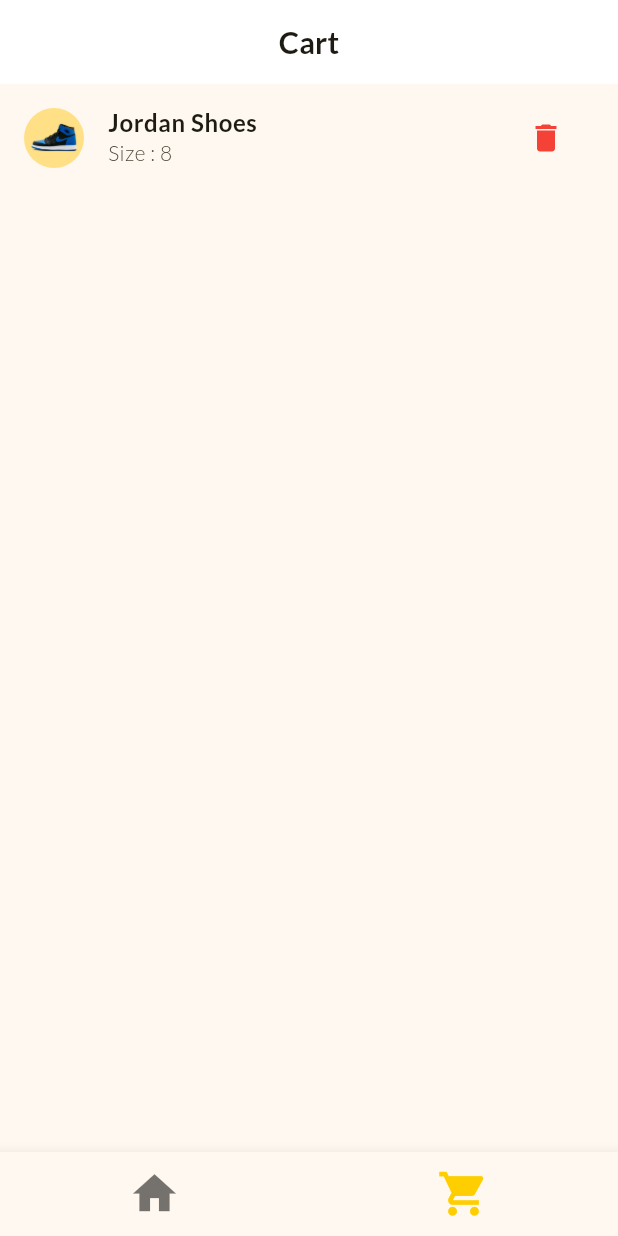
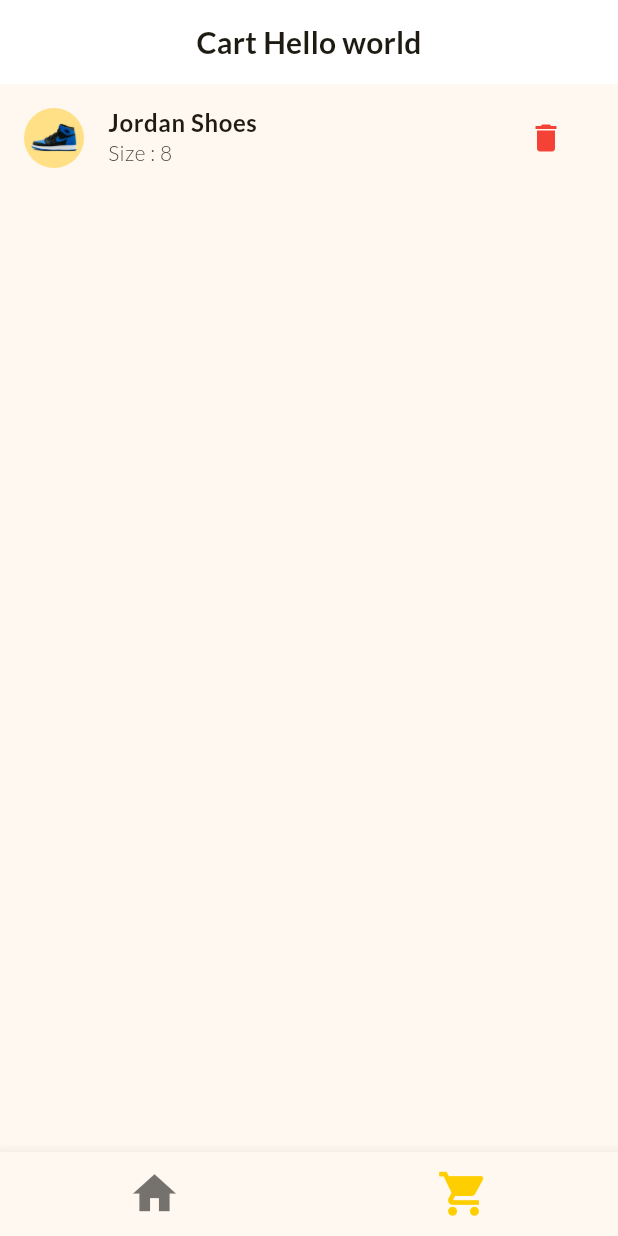
Before and after one commit to jayneeel/kick_stash_shopping_app, a Flutter app: the screen it shows after launch, item 2 of the bottom bar chosen, on a phone screen of 412 x 824 dp. Run offline on Flutter 3.47's test engine with Material 3 defaults, Android fonts, the phone set to English and light mode, and no system bars.

Commit message:
- provider state management

```diff
--- a/lib/main.dart
+++ b/lib/main.dart
@@ -1,5 +1,6 @@
 import 'package:flutter/material.dart';
 import 'package:kick_stash_app/screens/home_screen.dart';
+import 'package:provider/provider.dart';
 
 void main() {
   runApp(const MyApp());
@@ -10,7 +11,9 @@
 
   @override
   Widget build(BuildContext context) {
-    return MaterialApp(
+    return Provider(
+      create: (BuildContext context) => 'Hello world',
+      child: MaterialApp(
         debugShowCheckedModeBanner: false,
         title: "KickStash Shopping App",
         theme: ThemeData(
@@ -38,6 +41,7 @@
             ),
             prefixIconColor: Color.fromRGBO(119, 119, 119, 1))),
         home: const HomeScreen(),
+      ),
     );
   }
 }
--- a/lib/screens/cart_screen.dart
+++ b/lib/screens/cart_screen.dart
@@ -1,4 +1,5 @@
 import 'package:flutter/material.dart';
+import 'package:provider/provider.dart';
 
 import '../data/product_data.dart';
 
@@ -9,7 +10,7 @@
   Widget build(BuildContext context) {
     return Scaffold(
       appBar: AppBar(
-        title: Text("Cart", style: Theme.of(context).textTheme.titleMedium,),
+        title: Text("Cart ${Provider.of<String>(context)}", style: Theme.of(context).textTheme.titleMedium,),
         centerTitle: true,
       ),
       body: ListView.builder(itemBuilder: (context, index){
--- a/pubspec.yaml
+++ b/pubspec.yaml
@@ -35,6 +35,7 @@
   # The following adds the Cupertino Icons font to your application.
   # Use with the CupertinoIcons class for iOS style icons.
   cupertino_icons: ^1.0.6
+  provider: ^6.1.2
 
 dev_dependencies:
   flutter_test:
```
Also changed, not shown: pubspec.lock. Lines whose indentation alone changed are shown as unchanged.
